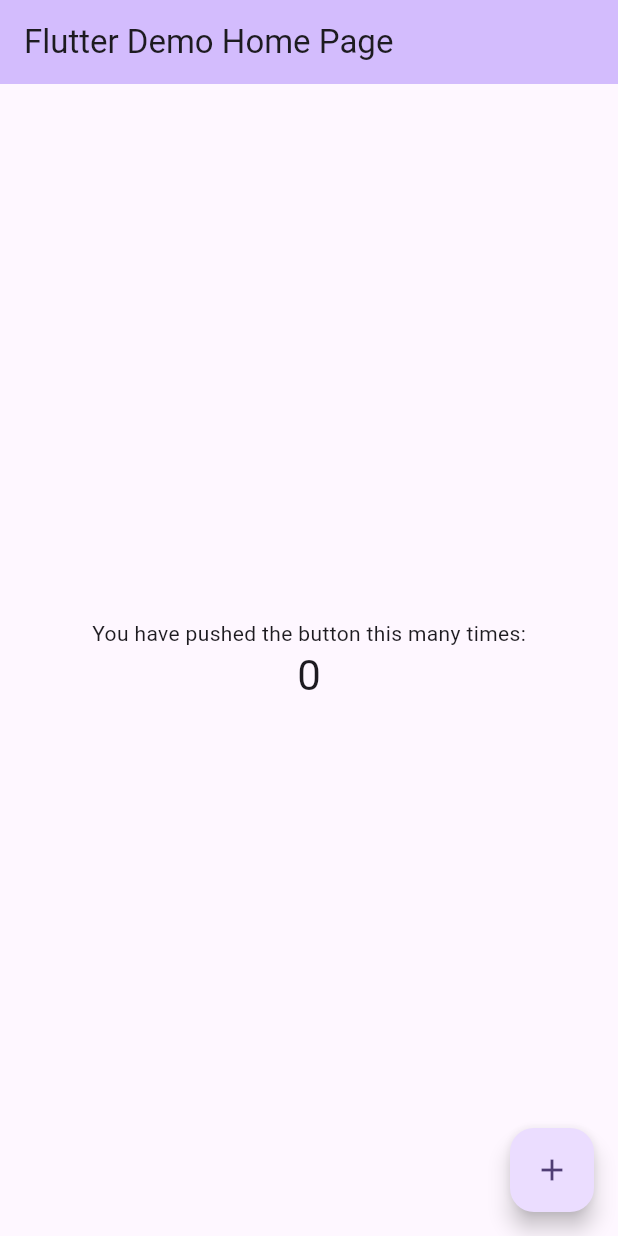
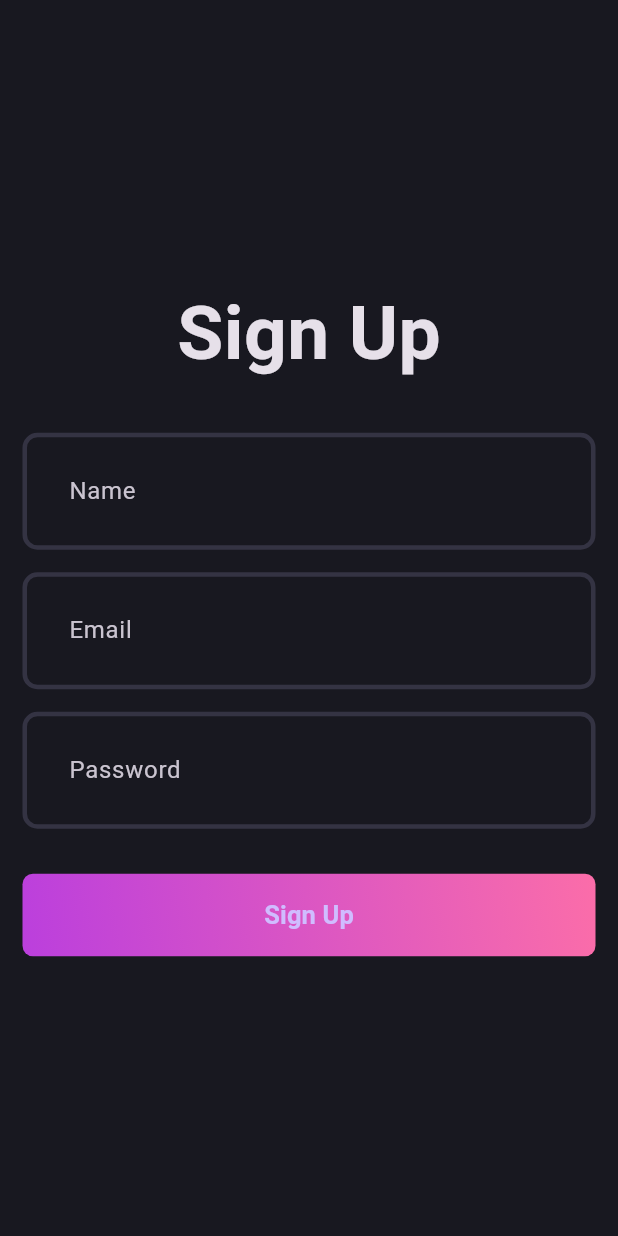
Before and after one commit to sandeepSharmaDev/blog_app_flutter, a Flutter app: the screen it shows after launch, on a phone screen of 412 x 824 dp. Run offline on Flutter 3.47's test engine with Material 3 defaults, Android fonts, the phone set to English and light mode, and no system bars.

Commit message:
signup screen

```diff
--- /dev/null
+++ b/lib/core/theme/app_pallete.dart
@@ -0,0 +1,13 @@
+import 'package:flutter/material.dart';
+
+class AppPallete {
+  static const Color backgroundColor = Color.fromRGBO(24, 24, 32, 1);
+  static const Color gradient1 = Color.fromRGBO(187, 63, 221, 1);
+  static const Color gradient2 = Color.fromRGBO(251, 109, 169, 1);
+  static const Color gradient3 = Color.fromRGBO(255, 159, 124, 1);
+  static const Color borderColor = Color.fromRGBO(52, 51, 67, 1);
+  static const Color whiteColor = Colors.white;
+  static const Color greyColor = Colors.grey;
+  static const Color errorColor = Colors.redAccent;
+  static const Color transparentColor = Colors.transparent;
+}
--- /dev/null
+++ b/lib/core/theme/theme.dart
@@ -0,0 +1,26 @@
+import 'package:blog_app/core/theme/app_pallete.dart';
+import 'package:flutter/material.dart';
+
+class AppTheme{
+
+  static  _border([Color color = AppPallete.borderColor]) => OutlineInputBorder(
+      borderSide: BorderSide(
+        color: color,
+        width: 3,
+      ),
+      borderRadius: BorderRadius.circular(10)
+  );
+  // static final darkThemeMode = ThemeData(
+  //   colorScheme: ColorScheme.fromSeed(seedColor: Colors.deepPurple),
+  //   useMaterial3: true,
+  // );
+
+  static final darkThemeMode = ThemeData.dark().copyWith(
+    scaffoldBackgroundColor: AppPallete.backgroundColor,
+    inputDecorationTheme: InputDecorationTheme(
+      contentPadding: EdgeInsets.all(27),
+      enabledBorder:_border(),
+      focusedBorder:_border(AppPallete.gradient2)
+    )
+  );
+}
--- /dev/null
+++ b/lib/features/auth/presentation/pages/signup_page.dart
@@ -0,0 +1,48 @@
+import 'package:blog_app/features/auth/presentation/widgets/auth.field.dart';
+import 'package:blog_app/features/auth/presentation/widgets/auth_gradient_button.dart';
+import 'package:flutter/cupertino.dart';
+import 'package:flutter/material.dart';
+
+class SignUpPage extends StatefulWidget {
+  const SignUpPage({super.key});
+
+  @override
+  State<SignUpPage> createState() => _SignUpPageState();
+}
+
+class _SignUpPageState extends State<SignUpPage> {
+  @override
+  Widget build(BuildContext context) {
+    return const Scaffold(
+      body: Padding(
+        padding: EdgeInsets.all(15),
+        child: Column(
+          mainAxisAlignment: MainAxisAlignment.center,
+          children: [
+            Text(
+              'Sign Up',
+              style: TextStyle(fontSize: 50, fontWeight: FontWeight.bold),
+            ),
+            SizedBox(
+              height: 30,
+            ),
+            AuthField(hintText: 'Name'),
+            SizedBox(
+              height: 15,
+            ),
+            AuthField(hintText: 'Email'),
+            SizedBox(
+              height: 15,
+            ),
+            AuthField(hintText: 'Password'),
+            SizedBox(
+              height: 30,
+            ),
+
+            AuthGradientButton()
+          ],
+        ),
+      ),
+    );
+  }
+}
--- /dev/null
+++ b/lib/features/auth/presentation/widgets/auth.field.dart
@@ -0,0 +1,18 @@
+import 'package:flutter/material.dart';
+
+class AuthField extends StatelessWidget {
+  final String hintText;
+  const AuthField({
+    super.key,
+    required this.hintText,
+  });
+
+  @override
+  Widget build(BuildContext context) {
+    return TextFormField(
+      decoration: InputDecoration(
+        hintText:hintText
+      ),
+    );
+  }
+}
--- /dev/null
+++ b/lib/features/auth/presentation/widgets/auth_gradient_button.dart
@@ -0,0 +1,35 @@
+import 'package:blog_app/core/theme/app_pallete.dart';
+import 'package:flutter/material.dart';
+
+class AuthGradientButton extends StatelessWidget {
+  const AuthGradientButton({super.key});
+
+  @override
+  Widget build(BuildContext context) {
+    return Container(
+      decoration: BoxDecoration(
+        gradient: LinearGradient(
+          colors: [
+            AppPallete.gradient1,
+            AppPallete.gradient2
+          ],
+          begin: Alignment.bottomLeft,
+          end: Alignment.topRight
+        ),
+        borderRadius: BorderRadius.circular(7)
+      ),
+      child: ElevatedButton(
+        onPressed: () {},
+        child: Text("Sign Up",style: TextStyle(
+          fontWeight: FontWeight.w600,
+          fontSize: 17
+        ),),
+        style: ElevatedButton.styleFrom(
+            fixedSize: Size(395, 55),
+          backgroundColor:AppPallete.transparentColor,
+          shadowColor: AppPallete.transparentColor
+        ),
+      ),
+    );
+  }
+}
--- a/lib/main.dart
+++ b/lib/main.dart
@@ -1,3 +1,5 @@
+import 'package:blog_app/core/theme/theme.dart';
+import 'package:blog_app/features/auth/presentation/pages/signup_page.dart';
 import 'package:flutter/material.dart';
 
 void main() {
@@ -12,114 +14,9 @@ class MyApp extends StatelessWidget {
   Widget build(BuildContext context) {
     return MaterialApp(
       title: 'Flutter Demo',
-      theme: ThemeData(
-        // This is the theme of your application.
-        //
-        // TRY THIS: Try running your application with "flutter run". You'll see
-        // the application has a purple toolbar. Then, without quitting the app,
-        // try changing the seedColor in the colorScheme below to Colors.green
-        // and then invoke "hot reload" (save your changes or press the "hot
-        // reload" button in a Flutter-supported IDE, or press "r" if you used
-        // the command line to start the app).
-        //
-        // Notice that the counter didn't reset back to zero; the application
-        // state is not lost during the reload. To reset the state, use hot
-        // restart instead.
-        //
-        // This works for code too, not just values: Most code changes can be
-        // tested with just a hot reload.
-        colorScheme: ColorScheme.fromSeed(seedColor: Colors.deepPurple),
-        useMaterial3: true,
-      ),
-      home: const MyHomePage(title: 'Flutter Demo Home Page'),
+      debugShowCheckedModeBanner: false,
+      theme: AppTheme.darkThemeMode,
+      home: const SignUpPage(),
     );
   }
 }
-
-class MyHomePage extends StatefulWidget {
-  const MyHomePage({super.key, required this.title});
-
-  // This widget is the home page of your application. It is stateful, meaning
-  // that it has a State object (defined below) that contains fields that affect
-  // how it looks.
-
-  // This class is the configuration for the state. It holds the values (in this
-  // case the title) provided by the parent (in this case the App widget) and
-  // used by the build method of the State. Fields in a Widget subclass are
-  // always marked "final".
-
-  final String title;
-
-  @override
-  State<MyHomePage> createState() => _MyHomePageState();
-}
-
-class _MyHomePageState extends State<MyHomePage> {
-  int _counter = 0;
-
-  void _incrementCounter() {
-    setState(() {
-      // This call to setState tells the Flutter framework that something has
-      // changed in this State, which causes it to rerun the build method below
-      // so that the display can reflect the updated values. If we changed
-      // _counter without calling setState(), then the build method would not be
-      // called again, and so nothing would appear to happen.
-      _counter++;
-    });
-  }
-
-  @override
-  Widget build(BuildContext context) {
-    // This method is rerun every time setState is called, for instance as done
-    // by the _incrementCounter method above.
-    //
-    // The Flutter framework has been optimized to make rerunning build methods
-    // fast, so that you can just rebuild anything that needs updating rather
-    // than having to individually change instances of widgets.
-    return Scaffold(
-      appBar: AppBar(
-        // TRY THIS: Try changing the color here to a specific color (to
-        // Colors.amber, perhaps?) and trigger a hot reload to see the AppBar
-        // change color while the other colors stay the same.
-        backgroundColor: Theme.of(context).colorScheme.inversePrimary,
-        // Here we take the value from the MyHomePage object that was created by
-        // the App.build method, and use it to set our appbar title.
-        title: Text(widget.title),
-      ),
-      body: Center(
-        // Center is a layout widget. It takes a single child and positions it
-        // in the middle of the parent.
-        child: Column(
-          // Column is also a layout widget. It takes a list of children and
-          // arranges them vertically. By default, it sizes itself to fit its
-          // children horizontally, and tries to be as tall as its parent.
-          //
-          // Column has various properties to control how it sizes itself and
-          // how it positions its children. Here we use mainAxisAlignment to
-          // center the children vertically; the main axis here is the vertical
-          // axis because Columns are vertical (the cross axis would be
-          // horizontal).
-          //
-          // TRY THIS: Invoke "debug painting" (choose the "Toggle Debug Paint"
-          // action in the IDE, or press "p" in the console), to see the
-          // wireframe for each widget.
-          mainAxisAlignment: MainAxisAlignment.center,
-          children: <Widget>[
-            const Text(
-              'You have pushed the button this many times:',
-            ),
-            Text(
-              '$_counter',
-              style: Theme.of(context).textTheme.headlineMedium,
-            ),
-          ],
-        ),
-      ),
-      floatingActionButton: FloatingActionButton(
-        onPressed: _incrementCounter,
-        tooltip: 'Increment',
-        child: const Icon(Icons.add),
-      ), // This trailing comma makes auto-formatting nicer for build methods.
-    );
-  }
-}
```
